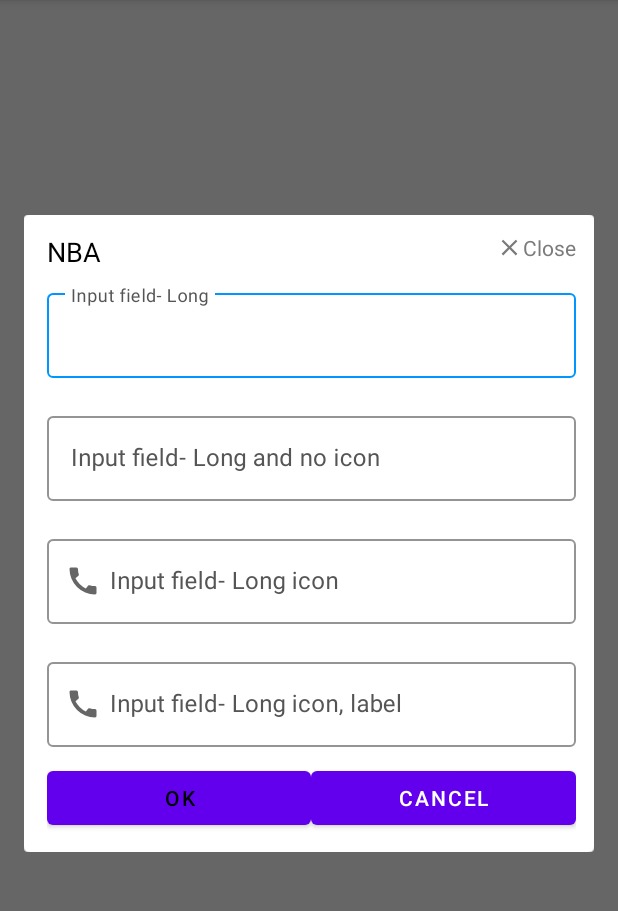
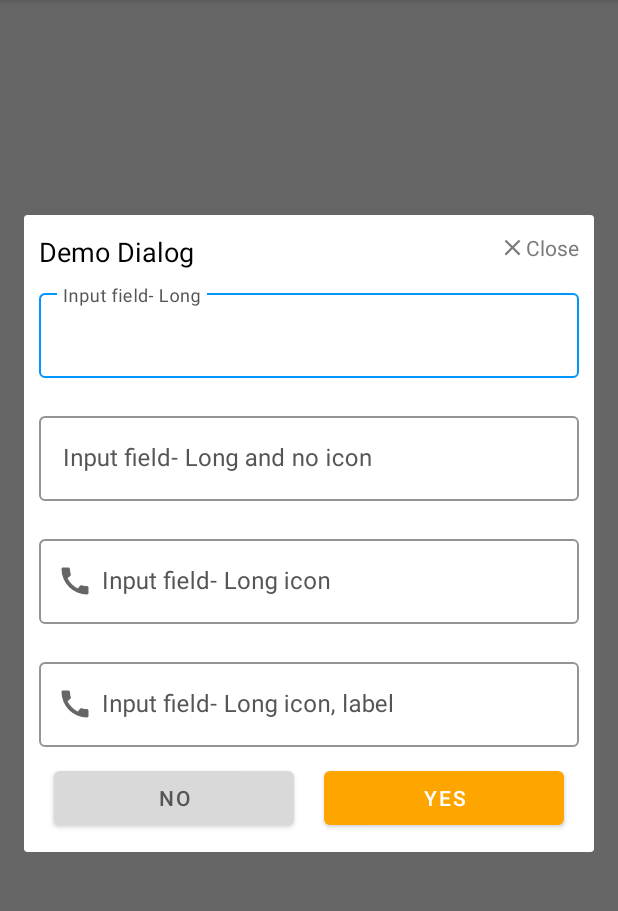
Before and after one commit to jasi341/MyApplicationDialog, an Android app: the screen it shows after launch (MainActivity), after a tap on "CUSTOM DIALOG", on a phone screen of 412 x 824 dp, the part 84-995 px from its top. Run offline under Robolectric (Android 15) with nearby library versions, the phone set to English and light mode, and no system bars.

Commit message:
Changes in design and interfaces

```diff
--- a/Dialog/src/main/java/com/jasmeet/dialog/DialogTest.kt
+++ b/Dialog/src/main/java/com/jasmeet/dialog/DialogTest.kt
@@ -12,12 +12,13 @@ import android.widget.TextView
 
 class CarnotDialog(
     context: Activity,
-    layout :Int,
-    DialogTitle: String,
-    PositiveButtonText:String,
-    PositiveBtnClick: DialogInterface.OnClickListener,
-    NegativeBtnText:String,
-    NegativeBtnClick: DialogInterface.OnClickListener)
+    layout :Int?=null,
+    DialogTitle: String?=null,
+    PositiveButtonText:String?=null,
+    PositiveBtnClick: DialogInterface.OnClickListener?=null,
+    NegativeBtnText:String?=null,
+    NegativeBtnClick: DialogInterface.OnClickListener?=null
+)
     : Dialog(context) {
 
     init {
@@ -35,7 +36,7 @@ class CarnotDialog(
         val relativeLayout = dialog.findViewById<RelativeLayout>(R.id.container)
 
         val inflater = LayoutInflater.from(context)
-        val view = inflater.inflate(layout,null)
+        val view = inflater.inflate(layout!!,null)
 
         val inflatedLayout = inflater.inflate(layout,view as ViewGroup,false)
         relativeLayout.addView(inflatedLayout)
@@ -46,7 +47,7 @@ class CarnotDialog(
         positiveButton.text = PositiveButtonText
 
         positiveButton.setOnClickListener {
-            PositiveBtnClick.onClick(dialog,1)
+            PositiveBtnClick?.onClick(dialog,1)
         }
 
         val negativeButton = dialog.findViewById<Button>(R.id.NegativeButton)
@@ -54,10 +55,23 @@ class CarnotDialog(
         negativeButton.text = NegativeBtnText
 
         negativeButton.setOnClickListener {
-            NegativeBtnClick.onClick(dialog,1)
+            NegativeBtnClick?.onClick(dialog,1)
         }
 
         dialog.show()
 
+        val close = dialog.findViewById<TextView>(R.id.closeButton)
+
+        close.setOnClickListener {
+            dismissDialog(dialog)
+        }
+
+        dialog.setCanceledOnTouchOutside(false)
+
+    }
+
+     fun dismissDialog(dialog: Dialog) {
+        dialog.dismiss()
+
     }
 }
--- a/Dialog/src/main/res/layout/carnot_dialog.xml
+++ b/Dialog/src/main/res/layout/carnot_dialog.xml
@@ -1,22 +1,17 @@
 <?xml version="1.0" encoding="utf-8"?>
-<androidx.cardview.widget.CardView
+<LinearLayout
     xmlns:android="http://schemas.android.com/apk/res/android"
     android:layout_width="match_parent"
-    android:layout_height="match_parent"
+    android:layout_height="wrap_content"
     xmlns:app="http://schemas.android.com/apk/res-auto"
-    app:cardCornerRadius="4dp"
-    app:cardElevation="5dp"
-    android:background="@android:color/transparent"
-    app:cardBackgroundColor="#ffffff">
+    style="@style/Widget.MaterialComponents.CardView"
+    android:orientation="vertical"
+    android:layout_marginTop = "12dp"
+    android:layout_marginBottom="12dp"
+    android:layout_marginStart="10dp"
+    android:layout_marginEnd="10dp">
 
-    <LinearLayout
-        android:layout_width="match_parent"
-        android:layout_height="wrap_content"
-        android:orientation="vertical"
-        android:layout_marginTop="12dp"
-        android:layout_marginEnd="12dp"
-        android:layout_marginBottom="12dp"
-        android:layout_marginStart="15dp">
+
 
     <RelativeLayout
         android:layout_width="match_parent"
@@ -54,26 +49,29 @@
         android:weightSum="2"
         android:orientation="horizontal">
 
-            <Button
+        <com.google.android.material.button.MaterialButton
+            android:id="@+id/NegativeButton"
+            android:layout_width="0dp"
+            android:layout_height="wrap_content"
+            android:layout_weight="1"
+            android:layout_marginHorizontal="10dp"
+            app:cornerRadius="4dp"
+            app:backgroundTint="#d9d9d9"
+            android:textColor="#555555"
+            android:textSize="14sp"
+            />
+
+        <com.google.android.material.button.MaterialButton
             android:id="@+id/PositiveButton"
             android:layout_width="0dp"
             android:layout_height="wrap_content"
             android:layout_weight="1"
-
-                android:textColor="#000000"
-                android:textSize="14sp"
-              />
-
-            <Button
-                android:id="@+id/NegativeButton"
-                android:layout_width="0dp"
-                android:layout_height="wrap_content"
-                android:layout_weight="1"
+            android:layout_marginHorizontal="10dp"
             android:textColor="#ffffff"
+            app:backgroundTint="#ffa500"
+            app:cornerRadius="4dp"
             android:textSize="14sp"
             />
 
     </LinearLayout>
 </LinearLayout>
-
-</androidx.cardview.widget.CardView>
--- a/app/src/main/java/com/jasmeet/myapplication/MainActivity.kt
+++ b/app/src/main/java/com/jasmeet/myapplication/MainActivity.kt
@@ -10,7 +10,6 @@ import com.jasmeet.myapplication.databinding.DemoNbaBinding
 class MainActivity : AppCompatActivity() {
 
     private lateinit var binding: ActivityMainBinding
-    private lateinit var dialog : CarnotDialog
 
     private lateinit var bind :DemoNbaBinding
 
@@ -20,21 +19,17 @@ class MainActivity : AppCompatActivity() {
         binding = ActivityMainBinding.inflate(layoutInflater)
         setContentView(binding.root)
 
-
         bind = DemoNbaBinding.inflate(layoutInflater)
 
         binding.customDialog.setOnClickListener {
-         CarnotDialog(this
-             ,R.layout.demo_nba,
-             "NBA",
-             "OK",
-             { _, _ ->
-             Toast.makeText(this,"OK",Toast.LENGTH_SHORT).show()
 
-         },"Cancel",
-             { _, _ ->
-             Toast.makeText(this,"Cancel",Toast.LENGTH_SHORT).show()
-         })
+            var dialog = CarnotDialog(this, R.layout.demo_nba, "Demo Dialog", "Yes",
+                { _, _ ->
+                    Toast.makeText(this, "Yes", Toast.LENGTH_SHORT).show()
+                }, "No", { dialog, _ ->
+                    dialog.dismiss()
+                })
         }
+
     }
 }
```
Also changed, not shown: Dialog/src/main/res/drawable/back.xml (added, +14 -0 lines). Lines whose indentation alone changed are shown as unchanged.
